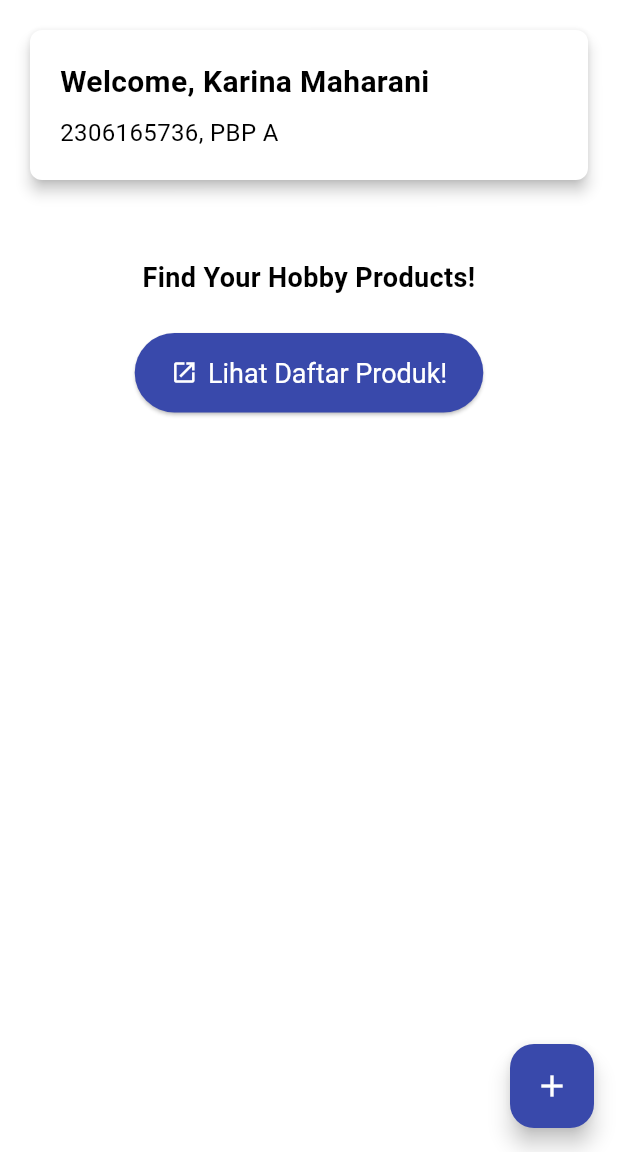
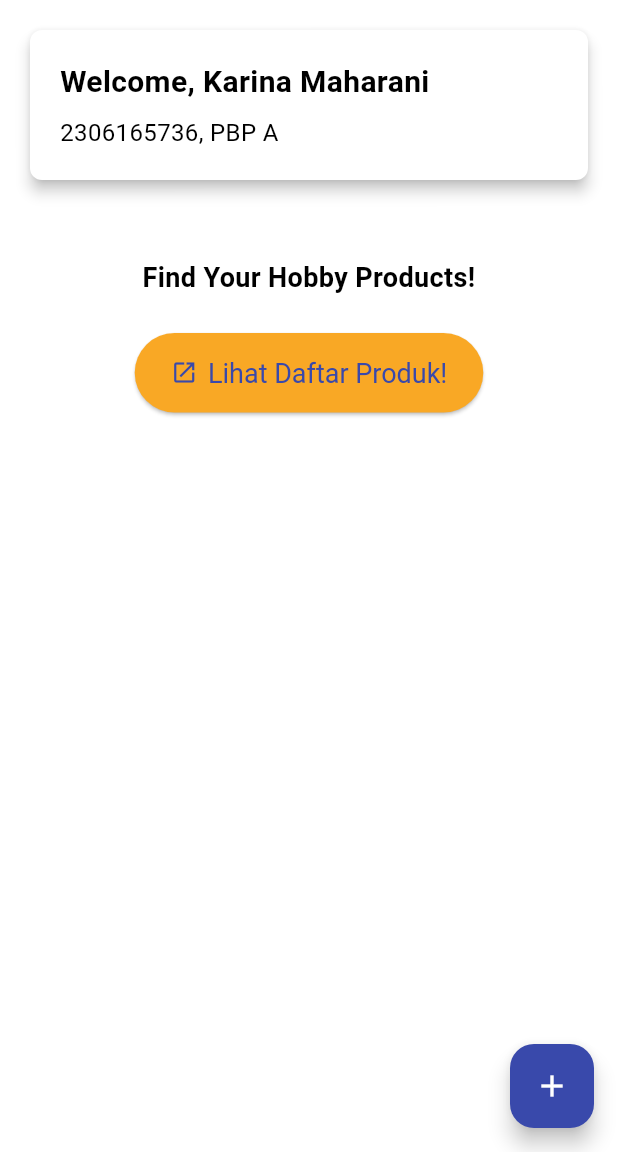
Before and after one commit to KarinaMaharani/raringo-mobile, a Flutter app: the screen it shows after launch, on a phone screen of 412 x 824 dp, the part 84-1236 px from its top. Run offline on Flutter 3.47's test engine with Material 3 defaults, Android fonts, the phone set to English and light mode, and no system bars; Roboto replaces fonts that are missing (Silkscreen).

Commit message:
Tugas 7 Done

```diff
--- a/lib/menu.dart
+++ b/lib/menu.dart
@@ -76,8 +76,8 @@ class MyHomePage extends StatelessWidget {
                 style: ElevatedButton.styleFrom(
                   padding: const EdgeInsets.symmetric(horizontal: 24.0, vertical: 16.0),
                   textStyle: const TextStyle(fontSize: 18.0),
-                  backgroundColor: Colors.indigo[600],
-                  foregroundColor: Colors.white,
+                  backgroundColor: Colors.yellow[800],
+                  foregroundColor: Colors.indigo[600],
                 ),
 
               ),
```
